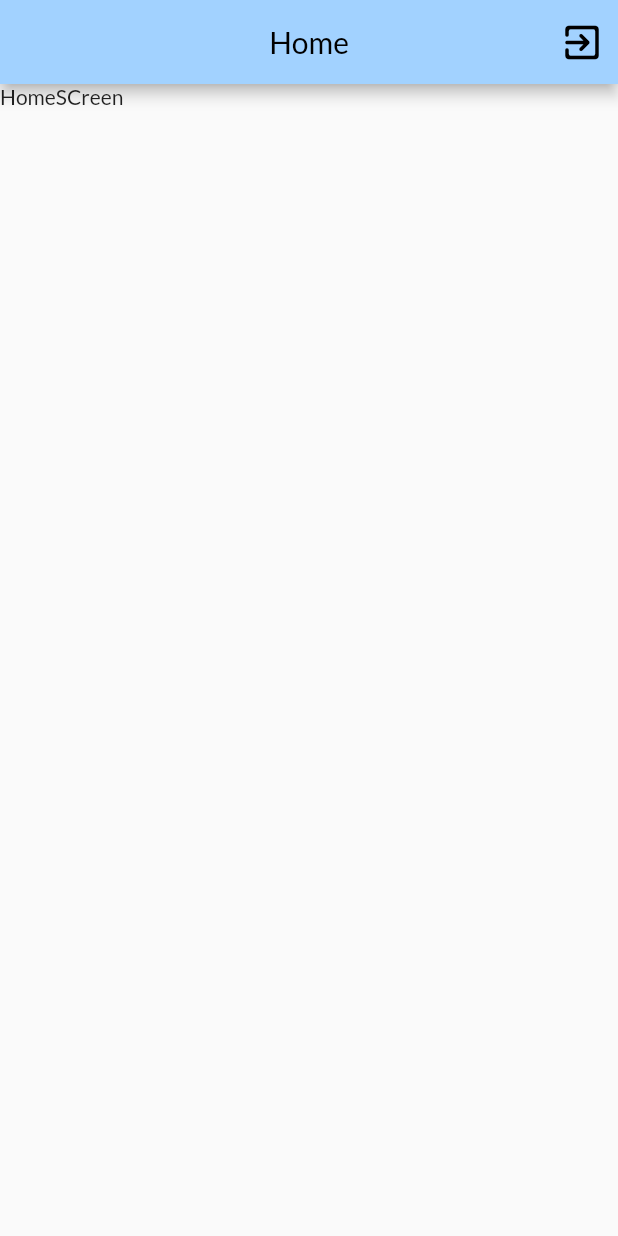
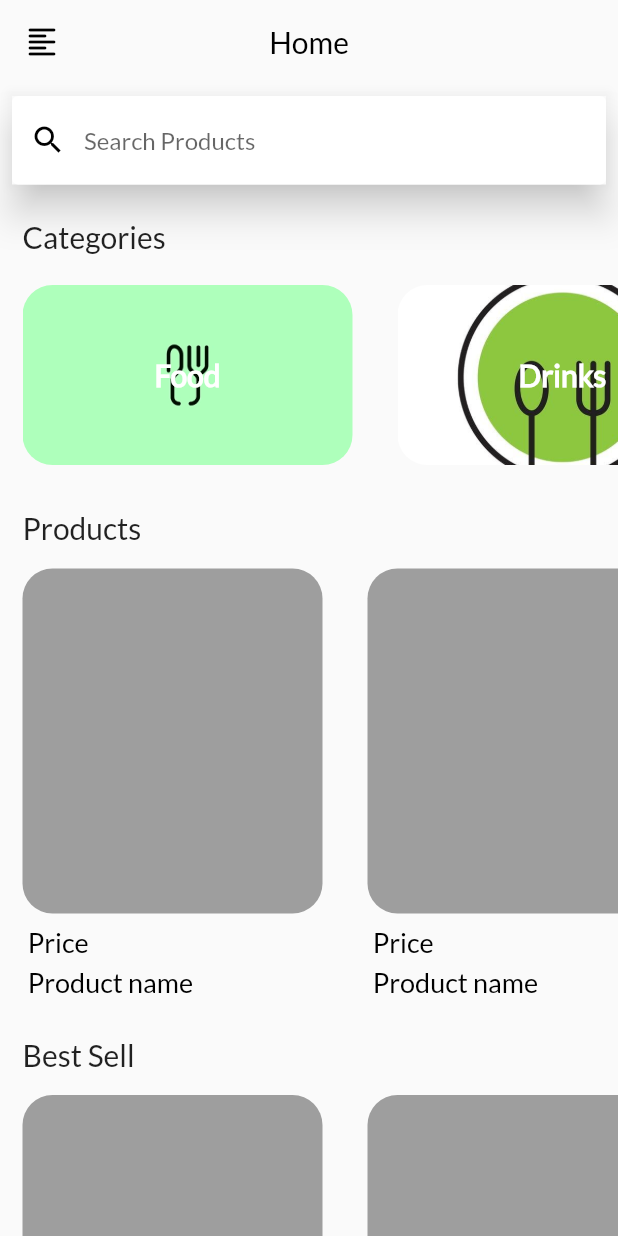
Before and after one commit to faisalsha/food-delivery-app-firebase-, a Flutter app: the screen it shows once a user with an empty profile is signed in, on a phone screen of 412 x 824 dp. Run offline on Flutter 3.47's test engine with Material 2 defaults, Android fonts, the phone set to English and light mode, and no system bars; our stand-ins replace cloud_firestore, firebase_auth, firebase_core; accounts and stored records are empty.

Commit message:
homescreen skeleton done

```diff
--- a/lib/Pages/HomeScreen/hom_screen.dart
+++ b/lib/Pages/HomeScreen/hom_screen.dart
@@ -1,6 +1,5 @@
-import 'package:firebase_auth/firebase_auth.dart';
 import 'package:flutter/material.dart';
-import 'package:fooddelivery/Pages/LoginScreen/login_screen.dart';
+import 'package:fooddelivery/Widgets/app_drawer.dart';
 
 class HomeScreen extends StatelessWidget {
   const HomeScreen({Key? key}) : super(key: key);
@@ -8,32 +7,171 @@ class HomeScreen extends StatelessWidget {
   @override
   Widget build(BuildContext context) {
     return Scaffold(
+      drawer: AppDrawer(),
       appBar: AppBar(
-        backgroundColor: Color(0xffA2D2FF),
-        leading: SizedBox(),
+        elevation: 0.0,
+        backgroundColor: Colors.transparent,
+        leading: Builder(
+          builder: (context) => GestureDetector(
+            child: Icon(
+              Icons.format_align_left_rounded,
+              color: Colors.black,
+            ),
+            onTap: () {
+              Scaffold.of(context).openDrawer();
+            },
+          ),
+        ),
         title: Text(
           "Home",
           style: TextStyle(color: Colors.black),
         ),
         centerTitle: true,
-        actions: [
-          IconButton(
-              onPressed: () {
-                FirebaseAuth.instance.signOut().then((value) {
-                  Navigator.pushReplacement(context,
-                      MaterialPageRoute(builder: (context) {
-                    return LoginScreen();
-                  }));
-                });
-              },
-              icon: Icon(
-                Icons.exit_to_app_rounded,
-                size: 30,
-                color: Colors.black,
-              ))
+      ),
+      body: ListView(
+        children: [
+          Padding(
+            padding: const EdgeInsets.all(8.0),
+            child: Material(
+              // shape:CircularProgressIndicator()
+              shadowColor: Colors.grey[300],
+              elevation: 10.0,
+              child: TextFormField(
+                decoration: InputDecoration(
+                    fillColor: Colors.white,
+                    filled: true,
+                    prefixIcon: Icon(
+                      Icons.search,
+                      color: Colors.black,
+                    ),
+                    hintText: "Search Products",
+                    border: OutlineInputBorder(borderSide: BorderSide.none)),
+              ),
+            ),
+          ),
+          SizedBox(
+            height: 15,
+          ),
+          Padding(
+            padding: const EdgeInsets.symmetric(horizontal: 15),
+            child: Text(
+              "Categories",
+              style: TextStyle(fontSize: 20, fontWeight: FontWeight.w500),
+            ),
+          ),
+          SingleChildScrollView(
+            scrollDirection: Axis.horizontal,
+            child: Row(
+              children: [
+                Categories(
+                    categoryName: "Food", image: "assets/images/log.png"),
+                Categories(
+                    categoryName: "Drinks", image: "assets/images/food.jpg")
+              ],
+            ),
+          ),
+          SizedBox(
+            height: 10,
+          ),
+          Padding(
+            padding: const EdgeInsets.symmetric(horizontal: 15),
+            child: Text(
+              "Products",
+              style: TextStyle(fontSize: 20, fontWeight: FontWeight.w500),
+            ),
+          ),
+          SingleChildScrollView(
+            scrollDirection: Axis.horizontal,
+            child: Row(
+              children: [Products(), Products()],
+            ),
+          ),
+          SizedBox(
+            height: 10,
+          ),
+          Padding(
+            padding: const EdgeInsets.symmetric(horizontal: 15),
+            child: Text(
+              "Best Sell",
+              style: TextStyle(fontSize: 20, fontWeight: FontWeight.w500),
+            ),
+          ),
+          SingleChildScrollView(
+            scrollDirection: Axis.horizontal,
+            child: Row(
+              children: [Products(), Products()],
+            ),
+          ),
         ],
       ),
-      body: Text("HomeSCreen"),
     );
   }
 }
+
+class Products extends StatelessWidget {
+  const Products({Key? key}) : super(key: key);
+
+  @override
+  Widget build(BuildContext context) {
+    return Container(
+      margin: EdgeInsets.symmetric(horizontal: 15, vertical: 15),
+      // height: 380,
+      width: 200,
+      // color: Colors.red,
+      child: Column(
+        crossAxisAlignment: CrossAxisAlignment.start,
+        children: [
+          Container(
+            height: 230,
+            width: 200,
+            decoration: BoxDecoration(
+              color: Colors.grey,
+              borderRadius: BorderRadius.circular(20),
+            ),
+          ),
+          SizedBox(
+            height: 8,
+          ),
+          Text(
+            " Price",
+            style: TextStyle(color: Colors.black, fontSize: 18),
+          ),
+          SizedBox(
+            height: 5,
+          ),
+          Text(
+            " Product name",
+            style: TextStyle(color: Colors.black, fontSize: 18),
+          )
+        ],
+      ),
+    );
+  }
+}
+
+class Categories extends StatelessWidget {
+  final String image;
+  final String categoryName;
+  const Categories({Key? key, required this.categoryName, required this.image})
+      : super(key: key);
+
+  @override
+  Widget build(BuildContext context) {
+    return Container(
+      margin: EdgeInsets.symmetric(horizontal: 15, vertical: 20),
+      alignment: Alignment.center,
+      height: 120,
+      width: 220,
+      decoration: BoxDecoration(
+        image: DecorationImage(image: AssetImage(image), fit: BoxFit.cover),
+        // color: Colors.red,
+        borderRadius: BorderRadius.circular(20),
+      ),
+      child: Text(
+        categoryName.toString(),
+        style: TextStyle(
+            color: Colors.white, fontSize: 20, fontWeight: FontWeight.bold),
+      ),
+    );
+  }
+}
--- a/lib/main.dart
+++ b/lib/main.dart
@@ -31,6 +31,7 @@ class MyApp extends StatelessWidget {
           title: 'Flutter Demo',
           theme: ThemeData(
             fontFamily: 'lato',
+
             // This is the theme of your application.
             //
             // Try running your application with "flutter run". You'll see the
```
Also changed, not shown: lib/Widgets/app_drawer.dart (added, +82 -0 lines).
